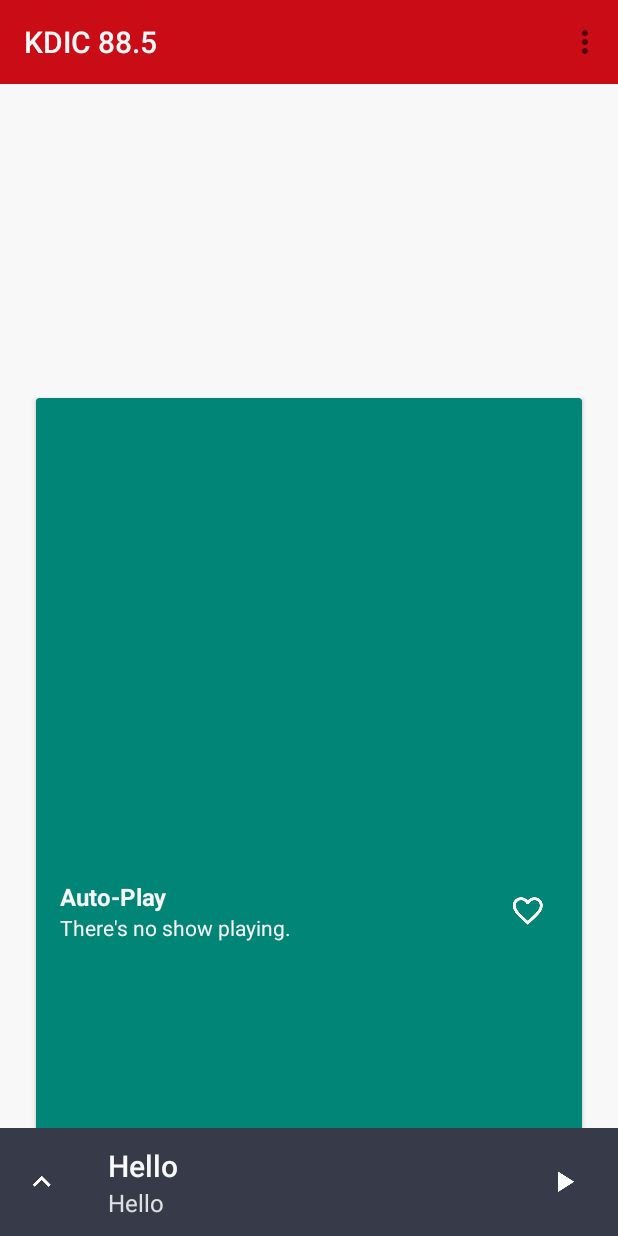
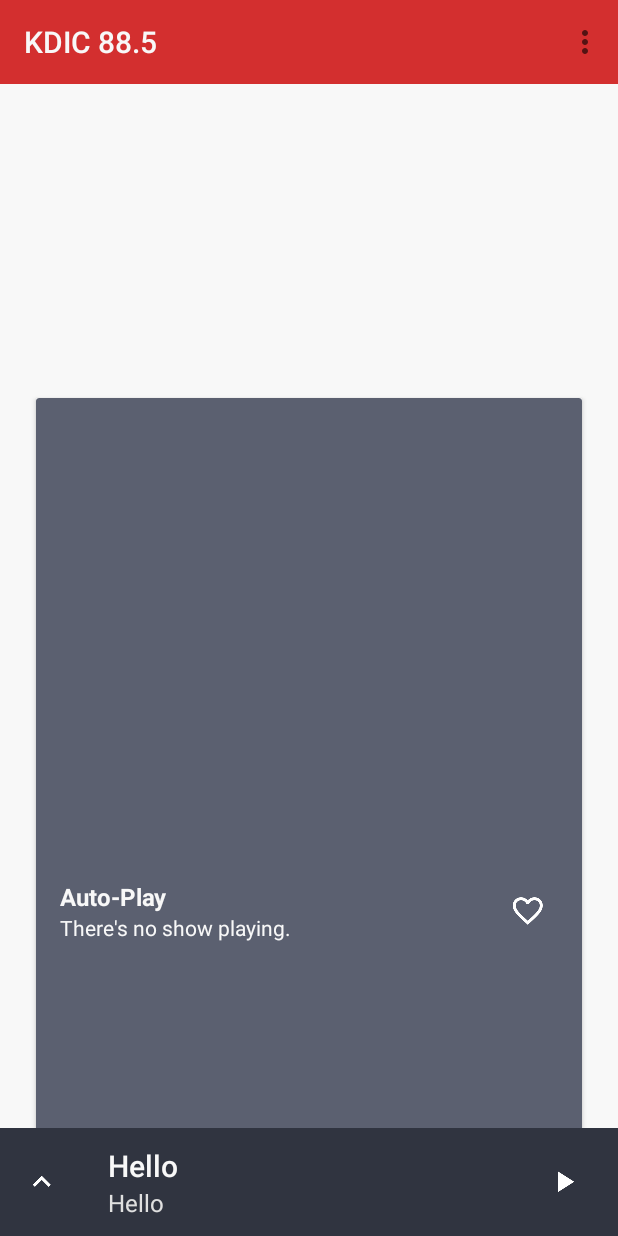
Before and after one commit to GrinnellAppDev/KDIC-Radio-Android, an Android app: the screen it shows after launch (MainActivity), scrolled down 486 dp, on a phone screen of 412 x 824 dp. Run offline under Robolectric (Android 15) with nearby library versions, the phone set to English and light mode, and no system bars; libraries missing offline, so code that uses them is left out: com.squareup.okhttp; 4 statements that could not run were skipped.

Commit message:
color changes with sooji

```diff
--- a/app/src/main/java/edu/grinnell/kdic/schedule/ScheduleRecyclerViewAdapter.java
+++ b/app/src/main/java/edu/grinnell/kdic/schedule/ScheduleRecyclerViewAdapter.java
@@ -68,8 +68,6 @@ public class ScheduleRecyclerViewAdapter extends RecyclerView.Adapter<ScheduleRe
     @Override
     public void onBindViewHolder(ViewHolder holder, int position) {
         ScheduleRecyclerItem item = mContent.get(position);
-        holder.title.setText(item.getS1());
-        holder.subtitle.setText(item.getS2());
 
         switch (item.getViewType()) {
             case CARD:
@@ -82,6 +80,8 @@ public class ScheduleRecyclerViewAdapter extends RecyclerView.Adapter<ScheduleRe
     }
 
     public void bindCard(ViewHolder holder, final ScheduleRecyclerItem item) {
+        holder.title.setText(item.getS1());
+        holder.subtitle.setText(item.getS2());
         if (mFavorites.isFavorite(item.getS1()))
             holder.favorite.setImageResource(R.drawable.ic_favorite_white_24dp);
         else
@@ -104,6 +104,7 @@ public class ScheduleRecyclerViewAdapter extends RecyclerView.Adapter<ScheduleRe
     }
 
     public void bindDaySchedule(final ViewHolder holder, final ScheduleRecyclerItem item) {
+        holder.title.setText(item.getS1());
         holder.cardView.setOnClickListener(new View.OnClickListener() {
             @Override
             public void onClick(View v) {
--- a/app/src/main/res/layout/activity_main.xml
+++ b/app/src/main/res/layout/activity_main.xml
@@ -31,6 +31,7 @@
         android:foreground="?attr/selectableItemBackground"
         android:gravity="center"
         android:minHeight="72dp"
+        android:titleTextAppearance="@style/ActionBarTitleAppearance"
         app:navigationIcon="@drawable/ic_keyboard_arrow_up_white_24dp"
         app:subtitle="Hello"
         app:subtitleTextColor="@color/material_grey_300"
--- a/app/src/main/res/layout/fragment_main.xml
+++ b/app/src/main/res/layout/fragment_main.xml
@@ -58,7 +58,7 @@
         android:layout_marginRight="24dp"
         android:clickable="true"
         android:src="@drawable/ic_favorite_border_white_24dp"
-        app:backgroundTint="@color/primary_light"
+        app:backgroundTint="@color/primary"
         app:elevation="6dp"
         app:fabSize="normal"
         app:rippleColor="@color/ripple_color" />
--- a/app/src/main/res/layout/rv_item_card.xml
+++ b/app/src/main/res/layout/rv_item_card.xml
@@ -9,7 +9,7 @@
     android:layout_marginRight="24dp"
     android:clickable="true"
     android:foreground="?attr/selectableItemBackground"
-    app:cardBackgroundColor="@color/material_deep_teal_500">
+    app:cardBackgroundColor="@color/accent">
 
     <RelativeLayout
         android:layout_width="match_parent"
--- a/app/src/main/res/values/color.xml
+++ b/app/src/main/res/values/color.xml
@@ -1,10 +1,10 @@
 <?xml version="1.0" encoding="utf-8"?>
 <resources>
-    <color name="primary" >#C90C15</color>
-    <color name="primary_dark" >#A5080E</color>
-    <color name="primary_light" >#DD3231</color>
-    <color name="accent" >#666B7B</color>
-    <color name="accent_dark" >#373B49</color>
+    <color name="primary" >#D32F2F</color>
+    <color name="primary_dark" >#B71C1C</color>
+    <color name="primary_light" >#EF5350</color>
+    <color name="accent" >#5B6070</color>
+    <color name="accent_dark" >#303440</color>
     <color name="white" >#F8F8F8</color>
     <!--ripple color - 50% white-->
     <color name="ripple_color" >#32ffffff</color>
--- a/app/src/main/res/values/styles.xml
+++ b/app/src/main/res/values/styles.xml
@@ -26,4 +26,10 @@
         <item name="android:clickable">true</item>
     </style>
 
+    <style name="ActionBarTitleAppearance" parent="@android:style/TextAppearance.DialogWindowTitle">
+         <item name="android:textColor">@color/white</item>
+         <item name="android:textSize">36sp</item>
+         <item name="android:textStyle">bold</item>
+    </style>
+
 </resources>
```
